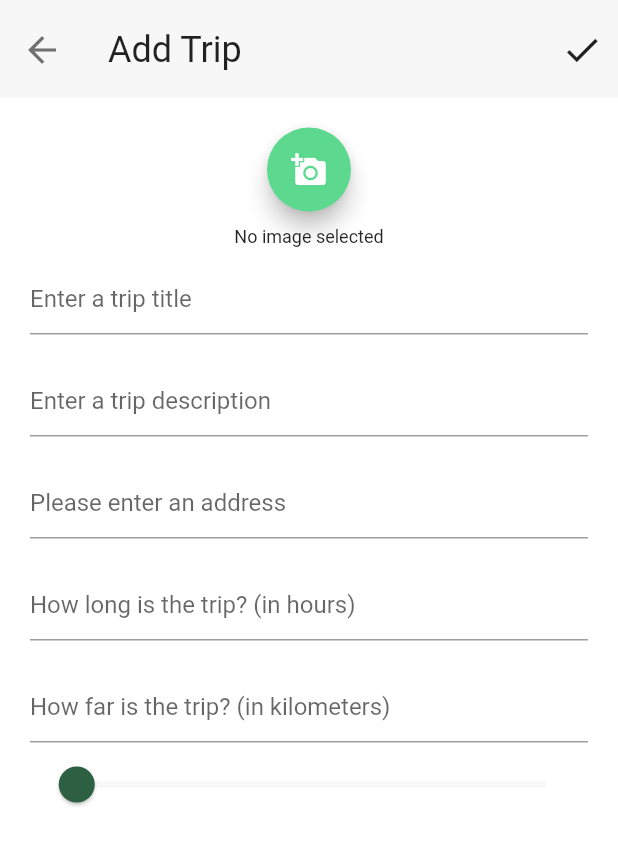
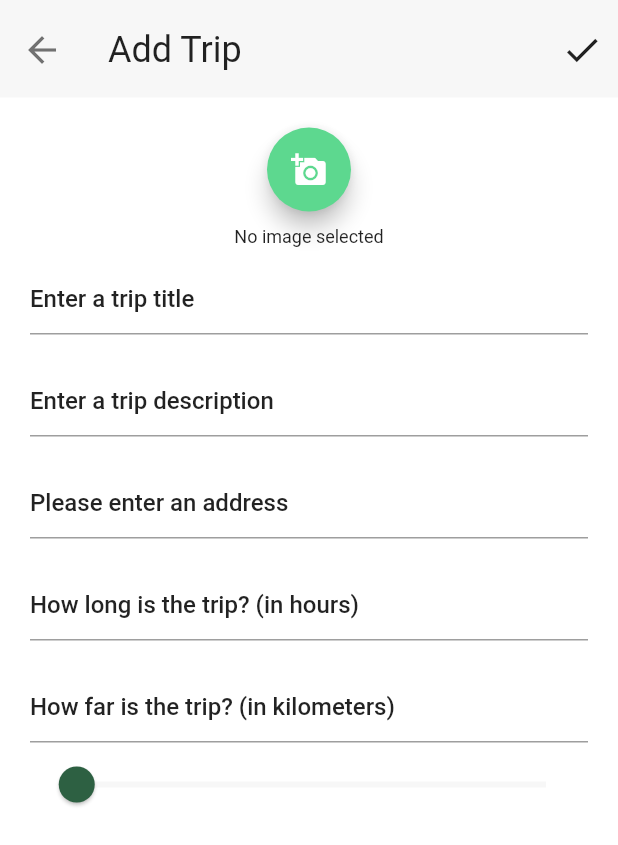
Before and after one commit to HadenHiles/daytrip, a Flutter app: the AddTrip screen opened directly, on a phone screen of 412 x 824 dp. Shown: the top 845 px of the screen. Run offline on Flutter 3.47's test engine with Material 2 defaults, Android fonts, the phone set to English and light mode, and no system bars; our stand-ins replace cloud_firestore, firebase_auth, firebase_core, flutter_signin_button, google_sign_in, image_picker and 2 more; missing offline and left inert: password_strength; accounts and stored records are empty.

Commit message:
Refactored BasicTextFeild, changed cursor style

```diff
--- a/lib/models/firestore/Trip.dart
+++ b/lib/models/firestore/Trip.dart
@@ -20,7 +20,7 @@ class Trip {
         assert(map['trip_distance'] != null),
         id = map['id'],
         title = map['title'],
-        date = map['date'],
+        date = map['date'].toDate(),
         description = map['description'],
         tripDuration = map['trip_duration'],
         tripDistance = map['trip_distance'];
--- a/lib/tabs/trips/Trip.dart
+++ b/lib/tabs/trips/Trip.dart
@@ -2,12 +2,14 @@ import 'dart:io';
 import 'package:cloud_firestore/cloud_firestore.dart';
 import 'package:daytrip/main.dart';
 import 'package:daytrip/services/utility.dart';
+import 'package:daytrip/widgets/BasicTextField.dart';
 import 'package:daytrip/widgets/BasicTitle.dart';
 import 'package:firebase_auth/firebase_auth.dart';
 import 'package:flutter/material.dart';
 import 'package:image_picker/image_picker.dart';
 import 'package:daytrip/models/firestore/Trip.dart';
 import 'package:flutter/cupertino.dart';
+//import 'package:intl/intl.dart';
 
 class AddTrip extends StatefulWidget {
   AddTrip({Key key}) : super(key: key);
@@ -20,9 +22,12 @@ class _AddTripState extends State<AddTrip> {
   final user = FirebaseAuth.instance.currentUser;
 
   final _formKey = GlobalKey<FormState>();
-  final TextEditingController titleTextFieldController = TextEditingController();
-  final TextEditingController descriptionTextFieldController = TextEditingController();
-  final TextEditingController kilometersTextController = TextEditingController();
+  final TextEditingController titleTextFieldController =
+      TextEditingController();
+  final TextEditingController descriptionTextFieldController =
+      TextEditingController();
+  final TextEditingController kilometersTextController =
+      TextEditingController();
   final TextEditingController _durationTextController = TextEditingController();
 
   // Used for image picker
@@ -45,13 +50,18 @@ class _AddTripState extends State<AddTrip> {
 
   //Used for the Cupterino Timer Picker
   Duration _initialtimer = new Duration();
-  Future<void> bottomSheet(BuildContext context, Widget child, {double height}) {
+  Future<void> bottomSheet(BuildContext context, Widget child,
+      {double height}) {
     return showModalBottomSheet(
         isScrollControlled: false,
-        shape: RoundedRectangleBorder(borderRadius: BorderRadius.only(topLeft: Radius.circular(13), topRight: Radius.circular(13))),
+        shape: RoundedRectangleBorder(
+            borderRadius: BorderRadius.only(
+                topLeft: Radius.circular(13), topRight: Radius.circular(13))),
         backgroundColor: Colors.white,
         context: context,
-        builder: (context) => Container(height: height ?? MediaQuery.of(context).size.height / 3, child: child));
+        builder: (context) => Container(
+            height: height ?? MediaQuery.of(context).size.height / 3,
+            child: child));
   }
 
   //Used for the Cupertino Time Picker
@@ -146,13 +156,20 @@ class _AddTripState extends State<AddTrip> {
                           DateTime.now(),
                           descriptionTextFieldController.text.toString(),
                           _duration.inSeconds,
-                          double.tryParse(kilometersTextController.text).toInt(),
+                          double.tryParse(kilometersTextController.text)
+                              .toInt(),
                         );
 
-                        FirebaseFirestore.instance.collection('trips').doc(user.uid).collection('trips').add(trip.toMap()).then((value) {
+                        FirebaseFirestore.instance
+                            .collection('trips')
+                            .doc(user.uid)
+                            .collection('trips')
+                            .add(trip.toMap())
+                            .then((value) {
                           navigatorKey.currentState.pop();
                         }).catchError((error) {
-                          new SnackBar(content: new Text('Trip failed to save!'));
+                          new SnackBar(
+                              content: new Text('Trip failed to save!'));
                         });
                       }
                     },
@@ -182,15 +199,15 @@ class _AddTripState extends State<AddTrip> {
                       ),
                     ),
                   ),
-                  _image == null ? Text('No image selected') : Image.file(_image),
+                  _image == null
+                      ? Text('No image selected')
+                      : Image.file(_image),
 
                   // Trip Title TextField
                   Padding(
                     padding: EdgeInsets.symmetric(vertical: 10),
-                    child: TextFormField(
-                      decoration: const InputDecoration(
-                        hintText: 'Enter a trip title',
-                      ),
+                    child: BasicTextField(
+                      hintText: 'Enter a trip title',
                       controller: titleTextFieldController,
                       validator: (value) {
                         if (value.isEmpty) {
@@ -203,10 +220,8 @@ class _AddTripState extends State<AddTrip> {
                   // Description TextField
                   Padding(
                     padding: EdgeInsets.symmetric(vertical: 10),
-                    child: TextFormField(
-                      decoration: const InputDecoration(
-                        hintText: 'Enter a trip description',
-                      ),
+                    child: BasicTextField(
+                      hintText: 'Enter a trip description',
                       controller: descriptionTextFieldController,
                       validator: (value) {
                         if (value.isEmpty) {
@@ -221,10 +236,8 @@ class _AddTripState extends State<AddTrip> {
                   // but will we complete that near the end, and just store it as an address for now? -TL
                   Padding(
                     padding: EdgeInsets.symmetric(vertical: 10),
-                    child: TextFormField(
-                      decoration: const InputDecoration(
-                        hintText: 'Please enter an address',
-                      ),
+                    child: BasicTextField(
+                      hintText: 'Please enter an address',
                       validator: (value) {
                         if (value.isEmpty) {
                           return 'Valid address is needed';
@@ -237,7 +250,10 @@ class _AddTripState extends State<AddTrip> {
                   Padding(
                     padding: EdgeInsets.symmetric(vertical: 10),
                     child: TextFormField(
-                      decoration: const InputDecoration(
+                      cursorColor: Theme.of(context).textTheme.bodyText1.color,
+                      style: Theme.of(context).textTheme.bodyText1,
+                      decoration: InputDecoration(
+                        hintStyle: Theme.of(context).textTheme.bodyText1,
                         hintText: 'How long is the trip? (in hours)',
                       ),
                       controller: _durationTextController,
@@ -265,7 +281,10 @@ class _AddTripState extends State<AddTrip> {
                   Padding(
                     padding: EdgeInsets.only(top: 10),
                     child: TextFormField(
-                      decoration: const InputDecoration(
+                      cursorColor: Theme.of(context).textTheme.bodyText1.color,
+                      style: Theme.of(context).textTheme.bodyText1,
+                      decoration: InputDecoration(
+                        hintStyle: Theme.of(context).textTheme.bodyText1,
                         hintText: 'How far is the trip? (in kilometers)',
                       ),
                       readOnly: true,
@@ -294,13 +313,17 @@ class _AddTripState extends State<AddTrip> {
                     child: SliderTheme(
                       data: SliderTheme.of(context).copyWith(
                         activeTrackColor: Theme.of(context).primaryColor,
-                        inactiveTrackColor: Theme.of(context).colorScheme.primaryVariant,
+                        inactiveTrackColor:
+                            Theme.of(context).colorScheme.primaryVariant,
                         trackShape: RectangularSliderTrackShape(),
                         trackHeight: 4.0,
                         thumbColor: Theme.of(context).colorScheme.secondary,
-                        thumbShape: RoundSliderThumbShape(enabledThumbRadius: 12.0),
-                        overlayColor: Theme.of(context).primaryColor.withAlpha(32),
-                        overlayShape: RoundSliderOverlayShape(overlayRadius: 28.0),
+                        thumbShape:
+                            RoundSliderThumbShape(enabledThumbRadius: 12.0),
+                        overlayColor:
+                            Theme.of(context).primaryColor.withAlpha(32),
+                        overlayShape:
+                            RoundSliderOverlayShape(overlayRadius: 28.0),
                       ),
                       child: Slider(
                         min: 0,
@@ -312,7 +335,8 @@ class _AddTripState extends State<AddTrip> {
                           setState(() {
                             _kilometerValue = value.roundToDouble();
                           });
-                          kilometersTextController.text = _kilometerValue.toString();
+                          kilometersTextController.text =
+                              _kilometerValue.toString();
                         },
                       ),
                     ),
--- /dev/null
+++ b/lib/widgets/BasicTextField.dart
@@ -0,0 +1,29 @@
+import 'package:flutter/material.dart';
+
+class BasicTextField extends StatefulWidget {
+  BasicTextField({Key key, this.hintText, this.controller, this.validator})
+      : super(key: key);
+
+  final String hintText;
+  final TextEditingController controller;
+  final Function validator;
+
+  @override
+  _BasicTextFieldState createState() => _BasicTextFieldState();
+}
+
+class _BasicTextFieldState extends State<BasicTextField> {
+  @override
+  Widget build(BuildContext context) {
+    return TextFormField(
+      cursorColor: Theme.of(context).textTheme.bodyText1.color,
+      style: Theme.of(context).textTheme.bodyText1,
+      decoration: InputDecoration(
+        hintStyle: Theme.of(context).textTheme.bodyText1,
+        hintText: widget.hintText,
+      ),
+      controller: widget.controller,
+      validator: widget.validator,
+    );
+  }
+}
```
Also changed, not shown: lib/tabs/Trips.dart (+49 -25 lines), lib/tabs/trips/TripItem.dart (added, +40 -0 lines).
